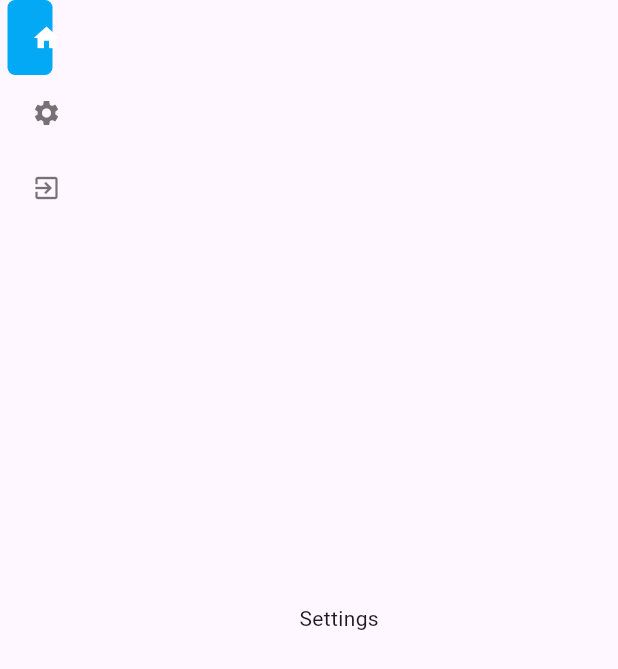
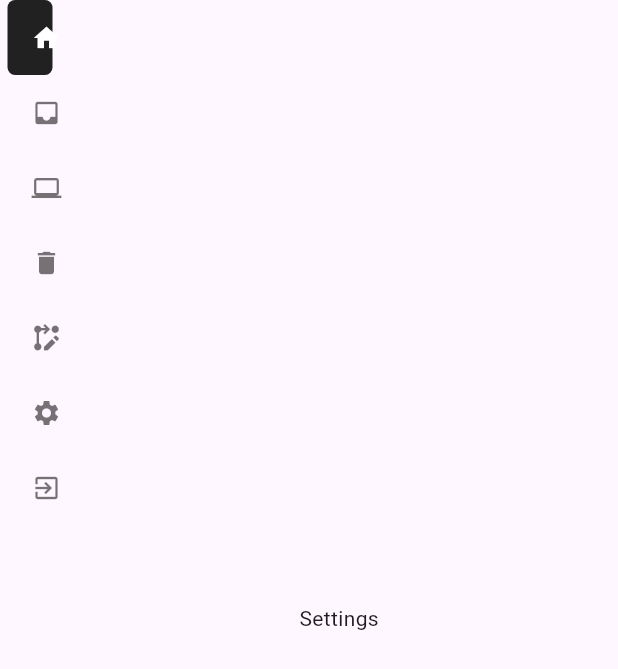
Before and after one commit to arkarphyo/mdg-fix-assets, a Flutter app: the screen it shows after launch, swiped to page 2, on a phone screen of 412 x 824 dp. Shown: the top 669 px of the screen. Run offline on Flutter 3.47's test engine with Material 3 defaults, Android fonts, the phone set to English and light mode, and no system bars; drawn by our look-alikes of easy_sidemenu; our stand-ins replace dropdown_search; missing offline and left inert: dropdown_model_list, pluto_grid; network calls fail.

Commit message:
ADD TABLE and Fix Bug

```diff
--- a/lib/HomeScreen.dart
+++ b/lib/HomeScreen.dart
@@ -1,10 +1,6 @@
-import 'dart:convert';
-
 import 'package:easy_sidemenu/easy_sidemenu.dart';
 import 'package:flutter/cupertino.dart';
 import 'package:flutter/material.dart';
-import 'package:data_table_2/data_table_2.dart';
-import 'package:http/http.dart' as http;
 import 'package:mdg_fixasset/Screens/DashboardScreen.dart';
 import 'package:mdg_fixasset/Utils/ApiService.dart';
 
@@ -66,6 +62,34 @@ class _HomeScreeState extends State<HomeScree> {
         ),
       ),
       SideMenuItem(
+        title: 'Ground Assets',
+        onTap: (index, _) {
+          sideMenu.changePage(index);
+        },
+        icon: Icon(Icons.inbox),
+      ),
+      SideMenuItem(
+        title: 'PC Name & IP',
+        onTap: (index, _) {
+          sideMenu.changePage(index);
+        },
+        icon: Icon(Icons.computer),
+      ),
+      SideMenuItem(
+        title: 'Demaged',
+        onTap: (index, _) {
+          sideMenu.changePage(index);
+        },
+        icon: Icon(Icons.delete),
+      ),
+      SideMenuItem(
+        title: 'Repire Stock',
+        onTap: (index, _) {
+          sideMenu.changePage(index);
+        },
+        icon: Icon(Icons.rebase_edit),
+      ),
+      SideMenuItem(
         title: 'Settings',
         onTap: (index, _) {
           sideMenu.changePage(index);
@@ -97,11 +121,11 @@ class _HomeScreeState extends State<HomeScree> {
                   decoration: BoxDecoration(),
                   openSideMenuWidth: 200,
                   compactSideMenuWidth: 40,
-                  hoverColor: Colors.teal,
-                  selectedColor: Colors.lightBlue,
+                  hoverColor: Colors.black26,
+                  selectedColor: Colors.black87,
                   selectedIconColor: Colors.white,
                   unselectedIconColor: Colors.black54,
-                  backgroundColor: Colors.grey,
+                  backgroundColor: Colors.white,
                   selectedTitleTextStyle: TextStyle(color: Colors.white),
                   unselectedTitleTextStyle: TextStyle(color: Colors.black54),
                   iconSize: 20,
@@ -118,7 +142,7 @@ class _HomeScreeState extends State<HomeScree> {
               // Will shows on top of all items, it can be a logo or a Title text
               title: Container(),
               // Will show on bottom of SideMenu when displayMode was SideMenuDisplayMode.open
-              footer: Text('Footer'),
+              footer: Text('Info!'),
               // Notify when display mode changed
               onDisplayModeChanged: (mode) {
                 print(mode);
--- a/pubspec.yaml
+++ b/pubspec.yaml
@@ -36,7 +36,7 @@ dependencies:
   # Use with the CupertinoIcons class for iOS style icons.
   cupertino_icons: ^1.0.2
   easy_sidemenu: ^0.5.0
-  data_table_2: ^2.5.10
+  pluto_grid: ^7.0.2
   http: ^1.1.2
   dropdown_model_list: ^2.0.0
   dropdown_search: ^5.0.6
```
Also changed, not shown: lib/Screens/DashboardScreen.dart (+157 -102 lines), pubspec.lock.
